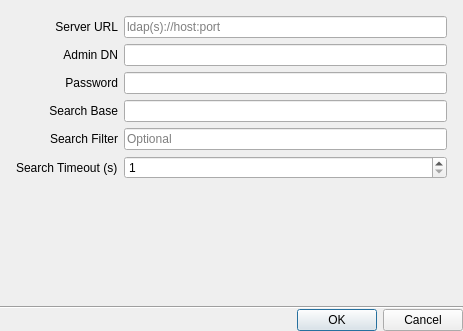
The window that vms/client/nx_vms_client_desktop/src/ui/dialogs/ldap_settings_dialog.ui (networkoptix/nx_open) describes before a commit, drawn with Qt 5.
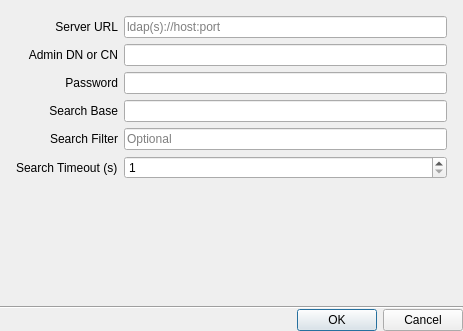
The same window after the commit. Custom widgets are drawn as their Qt base class.

Commit message:
VMS-12977: Change filter description in the LDAP settings dialog
<==== Mercurial data ====>
Branch: vms_4.0_gui

Diff of the .ui file:
```diff
--- a/vms/client/nx_vms_client_desktop/src/ui/dialogs/ldap_settings_dialog.ui
+++ b/vms/client/nx_vms_client_desktop/src/ui/dialogs/ldap_settings_dialog.ui
@@ -93,7 +93,7 @@
         <item row="1" column="0">
          <widget class="QLabel" name="adminDnLabel">
           <property name="text">
-           <string>Admin DN</string>
+           <string>Admin DN or CN</string>
           </property>
           <property name="alignment">
            <set>Qt::AlignRight|Qt::AlignTrailing|Qt::AlignVCenter</set>
```
